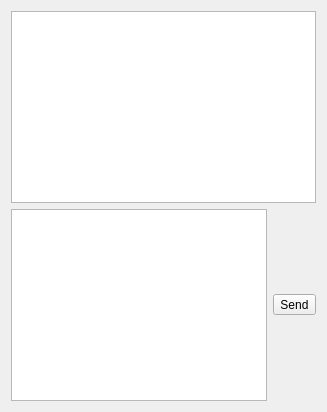
Before: the Qt Designer form ui/PMWindow.ui in apavelm/stildcpp, drawn with Qt 5.
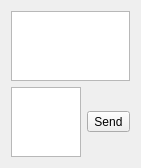
After: the same form once the commit is applied. Custom widgets are drawn as their Qt base class.

Diff of the .ui file:
```diff
--- a/ui/PMWindow.ui
+++ b/ui/PMWindow.ui
@@ -1,11 +1,26 @@
 <ui version="4.0" >
  <class>mdiPMwin</class>
  <widget class="QDialog" name="mdiPMwin" >
+  <property name="geometry" >
+   <rect>
+    <x>0</x>
+    <y>0</y>
+    <width>138</width>
+    <height>168</height>
+   </rect>
+  </property>
   <layout class="QGridLayout" >
    <item row="1" column="0" >
     <layout class="QHBoxLayout" >
      <item>
-      <widget class="QTextEdit" name="lineEdit" />
+      <widget class="LineEdit" name="lineEdit" >
+       <property name="verticalScrollBarPolicy" >
+        <enum>Qt::ScrollBarAlwaysOff</enum>
+       </property>
+       <property name="horizontalScrollBarPolicy" >
+        <enum>Qt::ScrollBarAlwaysOff</enum>
+       </property>
+      </widget>
      </item>
      <item>
       <widget class="QToolButton" name="SendBtn" >
@@ -17,7 +32,10 @@
     </layout>
    </item>
    <item row="0" column="0" >
-    <widget class="QTextEdit" name="editor" >
+    <widget class="ChatView" name="editor" >
+     <property name="horizontalScrollBarPolicy" >
+      <enum>Qt::ScrollBarAlwaysOff</enum>
+     </property>
      <property name="undoRedoEnabled" >
       <bool>false</bool>
      </property>
@@ -28,6 +46,18 @@
    </item>
   </layout>
  </widget>
+ <customwidgets>
+  <customwidget>
+   <class>LineEdit</class>
+   <extends>QTextEdit</extends>
+   <header>../src/widgets/stil_chatctrls.h</header>
+  </customwidget>
+  <customwidget>
+   <class>ChatView</class>
+   <extends>QTextEdit</extends>
+   <header>../src/widgets/stil_chatctrls.h</header>
+  </customwidget>
+ </customwidgets>
  <resources/>
  <connections/>
 </ui>
```
